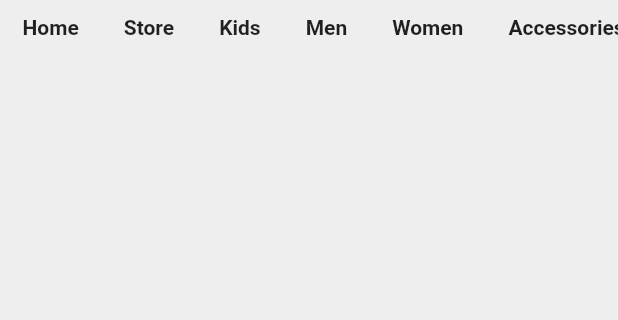
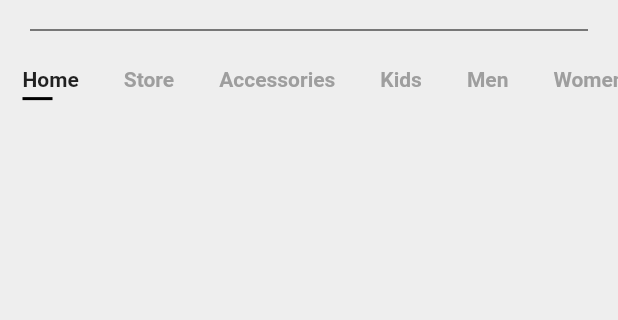
Before and after one commit to hussainasad6696/LetsKhareedoFlutter, a Flutter app: the screen it shows after launch, on a phone screen of 412 x 824 dp, the part 399-719 px from its top. Run offline on Flutter 3.47's test engine with Material 2 defaults, Android fonts, the light colour scheme and no system bars; drawn by our look-alikes of carousel_slider.

Commit message:
option menu

```diff
--- a/lib/constants/constant.dart
+++ b/lib/constants/constant.dart
@@ -1,3 +1,5 @@
 import 'package:flutter/material.dart';
 
 const kDefaultPadding = 20.0;
+const String WEB = 'web';
+const String MOBILE = 'mobile';
--- /dev/null
+++ b/lib/custom_widgets/OptionMenuMobileAndWeb.dart
@@ -0,0 +1,88 @@
+import 'package:flutter/material.dart';
+import 'package:letskhareedo/constants/constant.dart';
+import 'package:flutter/foundation.dart' show kIsWeb;
+
+class Categories extends StatefulWidget {
+  @override
+  _CategoriesState createState() => _CategoriesState();
+}
+
+class _CategoriesState extends State<Categories> {
+
+
+  List<String> categories = [
+    'Home',
+    'Store',
+    'Accessories',
+    'Kids',
+    'Men',
+    'Women',
+  ];
+  String webCheck;
+
+  @override
+  void initState() {
+    super.initState();
+    webCheck = kIsWeb ? WEB : MOBILE;
+  }
+
+  @override
+  Widget build(BuildContext context) {
+    return   ListView.builder(
+        itemBuilder: (context, index) =>
+            buildCategory(index, categories),
+        itemCount: categories.length,
+        scrollDirection: Axis.horizontal,
+    );
+  }
+  int selectedIndex = 0;
+
+  Widget buildCategory(int index, List<String> categories) {
+    print('${webCheck == WEB}');
+    if (webCheck == WEB) {
+      return TextButton(
+          onPressed: () {
+            print('${categories[index]}'); //TODO
+          },
+          child: Text(
+            '${categories[index]}',
+            style: TextStyle(
+                color: Colors.black,
+                letterSpacing: 1,
+                wordSpacing: 5,
+                fontWeight: FontWeight.bold),
+          ));
+    } else {
+      return GestureDetector(
+          onTap: () {
+            setState(() {
+              print('$selectedIndex - ${categories[index]}');
+              selectedIndex = index;
+            });
+          },
+          child: Padding(
+              padding: const EdgeInsets.symmetric(horizontal: 15.0),
+              child: Column(
+                crossAxisAlignment: CrossAxisAlignment.start,
+                children: <Widget>[
+                  Text(
+                    categories[index],
+                    style: TextStyle(
+                        fontWeight: FontWeight.bold,
+                        color: selectedIndex == index
+                            ? Colors.grey[1000]
+                            : Colors.grey[500]),
+                  ),
+                  Container(
+                    margin: EdgeInsets.only(top: 15.0 / 4),
+                    height: 2,
+                    width: 20,
+                    color: selectedIndex == index
+                        ? Colors.black
+                        : Colors.transparent,
+                  )
+                ],
+              )));
+    }
+  }
+}
--- a/lib/pages/home.dart
+++ b/lib/pages/home.dart
@@ -3,6 +3,7 @@ import 'package:flutter/material.dart';
 import 'package:flutter/foundation.dart' show kIsWeb;
 import 'package:flutter/foundation.dart';
 import 'package:letskhareedo/constants/constant.dart';
+import 'package:letskhareedo/custom_widgets/OptionMenuMobileAndWeb.dart';
 
 class Home extends StatefulWidget {
   @override
@@ -14,8 +15,10 @@ class _HomeState extends State<Home> {
   void initState() {
     super.initState();
     heightOfImageSlider = kIsWeb ? 500.0 : 200.0;
+    webCheck = kIsWeb ? WEB : MOBILE;
   }
 
+  String webCheck;
   double heightOfImageSlider;
 
   static List<String> links = [
@@ -25,14 +28,9 @@ class _HomeState extends State<Home> {
   ];
 
   List<String> mainHeaders = ['Account', 'About Us', 'Contact Us', 'Blog'];
-  List<String> categories = [
-    'Home',
-    'Store',
-    'Kids',
-    'Men',
-    'Women',
-    'Accessories'
-  ];
+
+
+  int selectedIndex = 0;
 
   @override
   Widget build(BuildContext context) {
@@ -41,22 +39,40 @@ class _HomeState extends State<Home> {
       appBar: AppBar(
         backgroundColor: Colors.grey[50],
         title: TextButton(
+          onPressed: () {
+            print('letsKhareedo logo clicked'); //TODO logo click
+          },
           child: CircleAvatar(
             backgroundImage: AssetImage('assets/letskhareedoLogo.jpeg'),
           ),
         ),
         actions: <Widget>[
-          Padding(padding: EdgeInsets.only(right: 20.0),
+          Visibility(
+            visible: webCheck == WEB,
+            child: SizedBox(
+              width: 700.0,
+              child: Categories(),
+              // ListView.builder(
+              //   itemBuilder: (context, index) =>
+              //
+              //   itemCount: categories.length,
+              //   scrollDirection: Axis.horizontal,
+              // ),
+            ),
+          ),
+          Padding(
+            padding: EdgeInsets.only(right: 20.0),
             child: GestureDetector(
-            onTap: (){
-              print('u tapped cart in home');
+              onTap: () {
+                print('u tapped cart in home'); //TODO cart icon clicked
               },
               child: Icon(
                 Icons.shopping_cart,
                 size: 26.0,
                 color: Colors.grey[800],
               ),
-          ),)
+            ),
+          ),
         ],
       ),
       body: SafeArea(
@@ -88,23 +104,45 @@ class _HomeState extends State<Home> {
                                   borderRadius:
                                       BorderRadius.all(Radius.circular(20.0)),
                                 ),
+                                child: GestureDetector(
+                                  onTap: () {
+                                    print(
+                                        'image slider click detected'); //TODO imageSlider clicked
+                                  },
                                   child: Image(
                                     image: AssetImage(
                                         'assets/letskhareedoLogo.jpeg'),
                                     fit: BoxFit.fill,
+                                  ),
                                 ));
                           },
                         );
                       }).toList(),
                     ),
                   )),
-              SizedBox(
+              Visibility(
+                  visible: webCheck == MOBILE,
+                  child: Padding(
+                    padding: const EdgeInsets.fromLTRB(20.0, 0.0, 20.0, 0.0),
+                    child: Divider(
+                      height: 20,
+                      color: Colors.black,
+                    ),
+                  )),
+              Visibility(
+                visible: webCheck == MOBILE,
+                child: Padding(
+                  padding: const EdgeInsets.symmetric(vertical: 15.0),
+                  child: SizedBox(
                     height: 25.0,
-                child: ListView.builder(
-                  scrollDirection: Axis.horizontal,
-                  itemCount: categories.length,
-                  itemBuilder: (context, index) =>
-                      buildCategory(index, categories),
+                      child: Categories(),
+                      // child: ListView.builder(
+                      //   scrollDirection: Axis.horizontal,
+                      //   itemCount: categories.length,
+                      //   itemBuilder: (context, index) =>
+                      //       buildCategory(index, categories, webCheck),
+                      // ),
+                  ),
                 ),
               ),
             ],
@@ -114,15 +152,51 @@ class _HomeState extends State<Home> {
     );
   }
 
-  Widget buildCategory(int index, List<String> categories) {
-    return Padding(
-      padding: const EdgeInsets.symmetric(horizontal: 15.0),
-      child: Text(categories[index],
-      style: TextStyle(
-       fontWeight: FontWeight.bold,
-       color: Colors.grey[1000]
-      ),
-      ),
-    );
+  // Widget buildCategory(int index, List<String> categories) {
+  //   print('${webCheck == WEB}');
+  //   if (webCheck == WEB) {
+  //     return TextButton(
+  //         onPressed: () {
+  //           print('${categories[index]}'); //TODO
+  //         },
+  //         child: Text(
+  //           '${categories[index]}',
+  //           style: TextStyle(
+  //               color: Colors.black,
+  //               letterSpacing: 1,
+  //               wordSpacing: 5,
+  //               fontWeight: FontWeight.bold),
+  //         ));
+  //   } else {
+  //     return GestureDetector(
+  //         onTap: () {
+  //           setState(() {
+  //             selectedIndex = index;
+  //           });
+  //         },
+  //         child: Padding(
+  //             padding: const EdgeInsets.symmetric(horizontal: 15.0),
+  //             child: Column(
+  //               crossAxisAlignment: CrossAxisAlignment.start,
+  //               children: <Widget>[
+  //                 Text(
+  //                   categories[index],
+  //                   style: TextStyle(
+  //                       fontWeight: FontWeight.bold,
+  //                       color: selectedIndex == index
+  //                           ? Colors.grey[1000]
+  //                           : Colors.grey[500]),
+  //                 ),
+  //                 Container(
+  //                   margin: EdgeInsets.only(top: 15.0 / 4),
+  //                   height: 2,
+  //                   width: 20,
+  //                   color: selectedIndex == index
+  //                       ? Colors.black
+  //                       : Colors.transparent,
+  //                 )
+  //               ],
+  //             )));
+  //   }
+  // }
 }
-}
```
Lines whose indentation alone changed are shown as unchanged.
